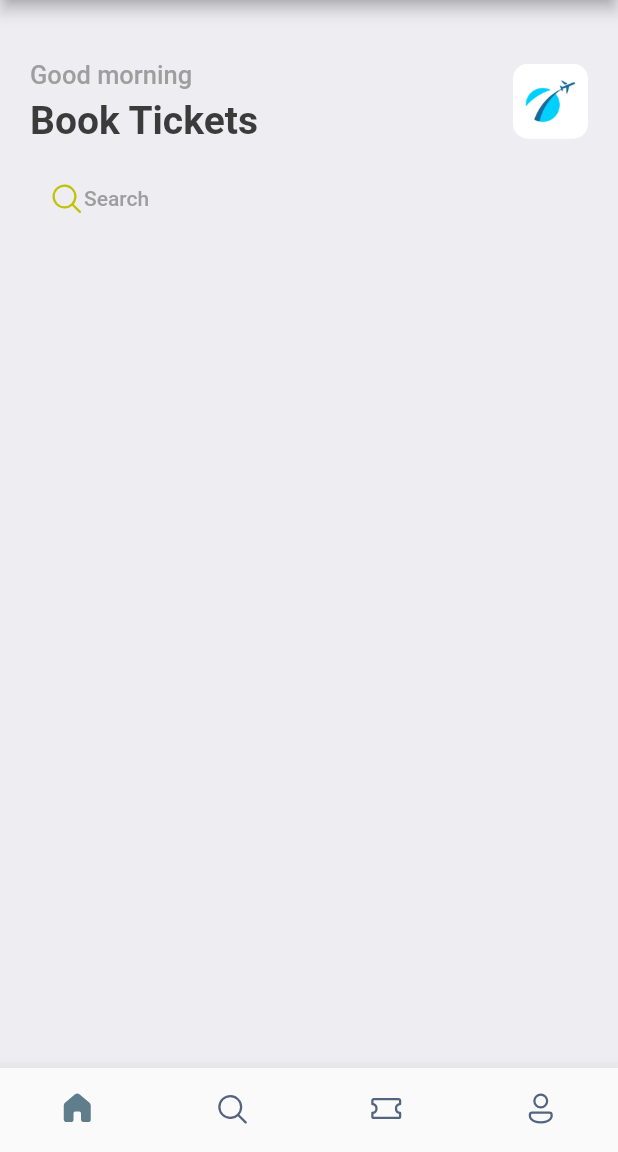
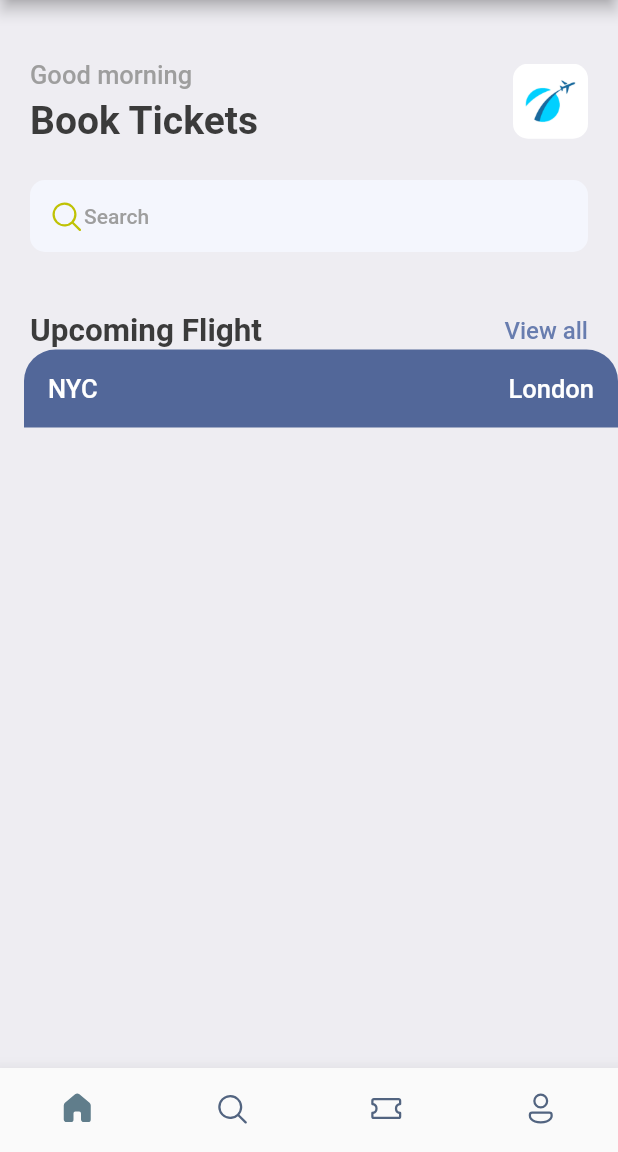
Before and after one commit to LeandroSilvaLara/TicketBookingApp, a Flutter app: the screen it shows after launch, on a phone screen of 412 x 824 dp, the part 84-1236 px from its top. Run offline on Flutter 3.47's test engine with Material 2 defaults, Android fonts, the phone set to English and light mode, and no system bars; our stand-ins replace fluentui_icons, gap.

Commit message:
Apply decoration property to container

```diff
--- a/lib/screens/home_screen.dart
+++ b/lib/screens/home_screen.dart
@@ -1,3 +1,4 @@
+import 'package:bookitickets/screens/ticket_view.dart';
 import 'package:bookitickets/utils/app_styles.dart';
 import 'package:fluentui_icons/fluentui_icons.dart';
 import 'package:flutter/cupertino.dart';
@@ -50,7 +51,11 @@ class HomeScreen extends StatelessWidget {
                 ),
                 const Gap(25),
                 Container(
-                  padding: const EdgeInsets.symmetric(horizontal: 12),
+                  decoration: BoxDecoration(
+                    borderRadius: BorderRadius.circular(10),
+                    color: const Color(0xFFF4F6FD)
+                  ),
+                  padding: const EdgeInsets.symmetric(horizontal: 12, vertical: 12),
                   child: Column(
                     children: [
                       Row(
@@ -64,10 +69,24 @@ class HomeScreen extends StatelessWidget {
                       ),
                     ],
                   ),
+                ),
+                const Gap(40),
+                Row(
+                  mainAxisAlignment: MainAxisAlignment.spaceBetween,
+                  children: [
+                    Text("Upcoming Flight", style: Styles.headLineStyle2,),
+                    InkWell(
+                        onTap: () {
+                          print("You are tapped");
+                        },
+                        child: Text("View all", style: Styles.textStyle.copyWith(color: Styles.primaryColor),))
+                  ],
+
                 )
               ],
             ),
-          )
+          ),
+          TicketView(),
         ],
       ),
     );
--- /dev/null
+++ b/lib/screens/ticket_view.dart
@@ -0,0 +1,43 @@
+import 'package:bookitickets/utils/app_layout.dart';
+import 'package:bookitickets/utils/app_styles.dart';
+import 'package:flutter/cupertino.dart';
+import 'package:flutter/material.dart';
+
+class TicketView extends StatelessWidget {
+  const TicketView({super.key});
+
+  @override
+  Widget build(BuildContext context) {
+    final size = AppLayout.getSize(context);
+    return SizedBox(
+      width: size.width,
+      height: 200,
+      child: Container(
+        margin: const EdgeInsets.only(left: 16),
+        child: Column(
+          children: [
+            Container(
+              decoration: BoxDecoration(
+                color: const Color(0xFF526799),
+                borderRadius: const BorderRadius.only(topLeft: Radius.circular(21),
+                    topRight: Radius.circular(21))
+              ),
+              padding: const EdgeInsets.all(16),
+              child: Column(
+                children: [
+                  Row(
+                    children: [
+                      Text("NYC", style: Styles.headLineStyle3.copyWith(color: Colors.white),),
+                      const Spacer(),
+                      Text("London", style: Styles.headLineStyle3.copyWith(color: Colors.white),)
+                    ],
+                  )
+                ],
+              ),
+            )
+          ],
+        ),
+      ),
+    );
+  }
+}
--- /dev/null
+++ b/lib/utils/app_layout.dart
@@ -0,0 +1,8 @@
+
+import 'package:flutter/cupertino.dart';
+
+class AppLayout{
+  static getSize(BuildContext context){
+    return MediaQuery.of(context).size;
+  }
+}
--- a/lib/utils/app_styles.dart
+++ b/lib/utils/app_styles.dart
@@ -1,7 +1,7 @@
 import 'package:flutter/material.dart';
 Color primary = const Color(0xFF687daf);
 class Styles{
-  static Color primaryColor = primaryColor;
+  static Color primaryColor = primary;
   static Color textColor = const Color(0xFF3b3b3b);
   static Color bgColor = const Color(0xFFeeedf2);
   static Color orangeColor = const Color(0xFF526799);
```
